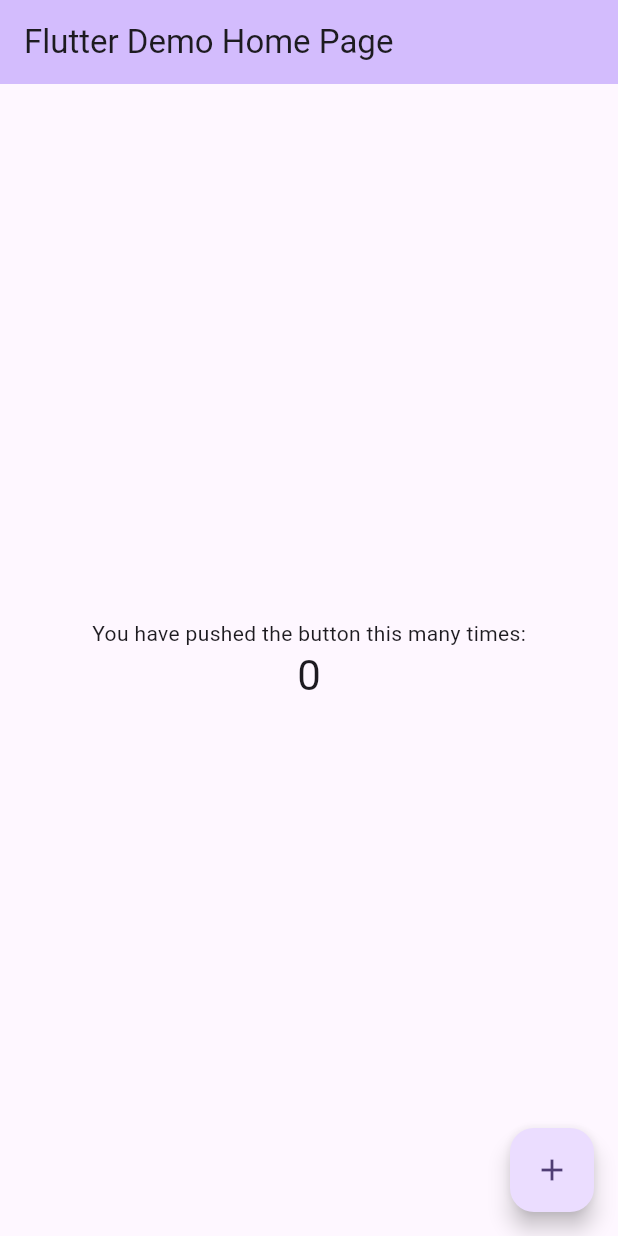
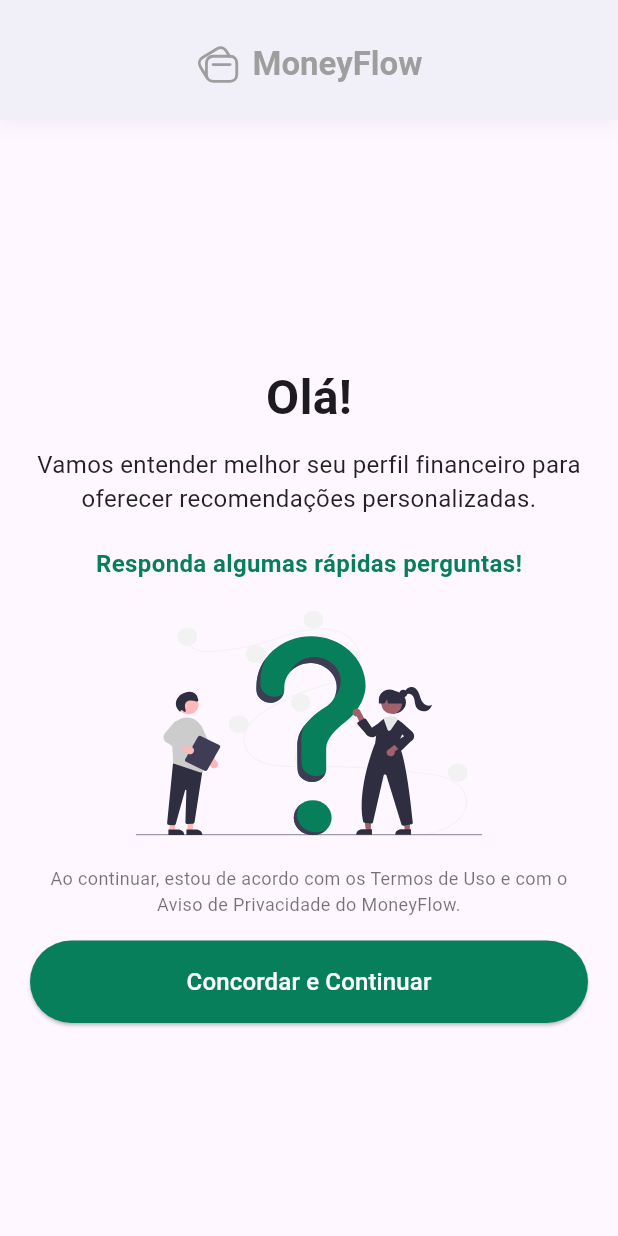
Before and after one commit to PedroHBarion/Money_Flow, a Flutter app: the screen it shows after launch, on a phone screen of 412 x 824 dp. Run offline on Flutter 3.47's test engine with Material 3 defaults, Android fonts, the phone set to English and light mode, and no system bars; our stand-ins replace flutter_svg.

Commit message:
feat: create_user_profile

```diff
--- a/app_money_flow/lib/main.dart
+++ b/app_money_flow/lib/main.dart
@@ -1,3 +1,4 @@
+import 'package:app_money_flow/src/pages/create_user_profile.dart';
 import 'package:flutter/material.dart';
 
 void main() {
@@ -7,116 +8,11 @@ void main() {
 class MyApp extends StatelessWidget {
   const MyApp({super.key});
 
-  // This widget is the root of your application.
   @override
   Widget build(BuildContext context) {
     return MaterialApp(
+      debugShowCheckedModeBanner: false,
       title: 'Flutter Demo',
-      theme: ThemeData(
-        // This is the theme of your application.
-        //
-        // TRY THIS: Try running your application with "flutter run". You'll see
-        // the application has a purple toolbar. Then, without quitting the app,
-        // try changing the seedColor in the colorScheme below to Colors.green
-        // and then invoke "hot reload" (save your changes or press the "hot
-        // reload" button in a Flutter-supported IDE, or press "r" if you used
-        // the command line to start the app).
-        //
-        // Notice that the counter didn't reset back to zero; the application
-        // state is not lost during the reload. To reset the state, use hot
-        // restart instead.
-        //
-        // This works for code too, not just values: Most code changes can be
-        // tested with just a hot reload.
-        colorScheme: ColorScheme.fromSeed(seedColor: Colors.deepPurple),
-      ),
-      home: const MyHomePage(title: 'Flutter Demo Home Page'),
-    );
+      home: CreateUserProfile());
   }
 }
-
-class MyHomePage extends StatefulWidget {
-  const MyHomePage({super.key, required this.title});
-
-  // This widget is the home page of your application. It is stateful, meaning
-  // that it has a State object (defined below) that contains fields that affect
-  // how it looks.
-
-  // This class is the configuration for the state. It holds the values (in this
-  // case the title) provided by the parent (in this case the App widget) and
-  // used by the build method of the State. Fields in a Widget subclass are
-  // always marked "final".
-
-  final String title;
-
-  @override
-  State<MyHomePage> createState() => _MyHomePageState();
-}
-
-class _MyHomePageState extends State<MyHomePage> {
-  int _counter = 0;
-
-  void _incrementCounter() {
-    setState(() {
-      // This call to setState tells the Flutter framework that something has
-      // changed in this State, which causes it to rerun the build method below
-      // so that the display can reflect the updated values. If we changed
-      // _counter without calling setState(), then the build method would not be
-      // called again, and so nothing would appear to happen.
-      _counter++;
-    });
-  }
-
-  @override
-  Widget build(BuildContext context) {
-    // This method is rerun every time setState is called, for instance as done
-    // by the _incrementCounter method above.
-    //
-    // The Flutter framework has been optimized to make rerunning build methods
-    // fast, so that you can just rebuild anything that needs updating rather
-    // than having to individually change instances of widgets.
-    return Scaffold(
-      appBar: AppBar(
-        // TRY THIS: Try changing the color here to a specific color (to
-        // Colors.amber, perhaps?) and trigger a hot reload to see the AppBar
-        // change color while the other colors stay the same.
-        backgroundColor: Theme.of(context).colorScheme.inversePrimary,
-        // Here we take the value from the MyHomePage object that was created by
-        // the App.build method, and use it to set our appbar title.
-        title: Text(widget.title),
-      ),
-      body: Center(
-        // Center is a layout widget. It takes a single child and positions it
-        // in the middle of the parent.
-        child: Column(
-          // Column is also a layout widget. It takes a list of children and
-          // arranges them vertically. By default, it sizes itself to fit its
-          // children horizontally, and tries to be as tall as its parent.
-          //
-          // Column has various properties to control how it sizes itself and
-          // how it positions its children. Here we use mainAxisAlignment to
-          // center the children vertically; the main axis here is the vertical
-          // axis because Columns are vertical (the cross axis would be
-          // horizontal).
-          //
-          // TRY THIS: Invoke "debug painting" (choose the "Toggle Debug Paint"
-          // action in the IDE, or press "p" in the console), to see the
-          // wireframe for each widget.
-          mainAxisAlignment: MainAxisAlignment.center,
-          children: <Widget>[
-            const Text('You have pushed the button this many times:'),
-            Text(
-              '$_counter',
-              style: Theme.of(context).textTheme.headlineMedium,
-            ),
-          ],
-        ),
-      ),
-      floatingActionButton: FloatingActionButton(
-        onPressed: _incrementCounter,
-        tooltip: 'Increment',
-        child: const Icon(Icons.add),
-      ), // This trailing comma makes auto-formatting nicer for build methods.
-    );
-  }
-}
--- /dev/null
+++ b/app_money_flow/lib/src/pages/create_user_profile.dart
@@ -0,0 +1,98 @@
+import 'package:flutter/material.dart';
+import 'package:flutter_svg/flutter_svg.dart';
+
+class CreateUserProfile extends StatelessWidget {
+  const CreateUserProfile({super.key});
+
+  @override
+  Widget build(BuildContext context) {
+    return Scaffold(
+    appBar: PreferredSize(
+    preferredSize: const Size.fromHeight(80), // Define a altura da AppBar
+    child: AppBar(
+      backgroundColor: Color.fromARGB(255, 255, 255, 255),
+      elevation: 4,
+      shadowColor: Colors.black12,
+      centerTitle: true,
+      title: Column(
+        children: [
+          const SizedBox(height: 30), // Adiciona espaçamento no topo
+          Row(
+            mainAxisSize: MainAxisSize.min,
+            children: [
+              SvgPicture.asset(
+                'assets/icons/Carteira.svg',
+                height: 30,
+                colorFilter: const ColorFilter.mode(Colors.grey, BlendMode.srcIn),
+              ),
+              const SizedBox(width: 8),
+              const Text(
+                'MoneyFlow',
+                style: TextStyle(
+                  fontSize: 22,
+                  fontWeight: FontWeight.bold,
+                  color: Colors.grey,
+                ),
+              ),
+            ],
+          ),
+        ],
+      ),),),
+
+      body: Padding(
+        padding: const EdgeInsets.symmetric(horizontal: 20, vertical: 40),
+        child: Column(
+          mainAxisAlignment: MainAxisAlignment.center,
+          crossAxisAlignment: CrossAxisAlignment.center,
+          children: [
+            const SizedBox(height: 20),
+            const Text(
+              'Olá!',
+              style: TextStyle(fontSize: 32, fontWeight: FontWeight.bold),
+            ),
+            const SizedBox(height: 10),
+            const Text(
+              'Vamos entender melhor seu perfil financeiro para oferecer recomendações personalizadas.',
+              textAlign: TextAlign.center,
+              style: TextStyle(fontSize: 16, color: Colors.black87),
+            ),
+            const SizedBox(height: 20),
+            const Text(
+              'Responda algumas rápidas perguntas!',
+              style: TextStyle(
+                fontSize: 16,
+                fontWeight: FontWeight.bold,
+                color: Color(0xFF087F5B),
+              ),
+            ),
+            const SizedBox(height: 20),
+            SvgPicture.asset('assets/images/Questions.svg', height: 150),
+            const SizedBox(height: 20),
+            const Text(
+              'Ao continuar, estou de acordo com os Termos de Uso e com o Aviso de Privacidade do MoneyFlow.',
+              textAlign: TextAlign.center,
+              style: TextStyle(fontSize: 12, color: Colors.black54),
+            ),
+            const SizedBox(height: 16),
+            SizedBox(
+              width: double.infinity,
+              child: ElevatedButton(
+                onPressed: () {
+                  // Navegação para próxima tela
+                },
+                style: ElevatedButton.styleFrom(
+                  backgroundColor: const Color(0xFF087F5B),
+                  padding: const EdgeInsets.symmetric(vertical: 16),
+                ),
+                child: const Text(
+                  'Concordar e Continuar',
+                  style: TextStyle(fontSize: 16, color: Colors.white),
+                ),
+              ),
+            ),
+          ],
+        ),
+      ),
+    );
+  }
+}
```
Also changed, not shown: app_money_flow/assets/icons/Carteira.svg (added), app_money_flow/assets/icons/icon_app_green.svg (deleted), app_money_flow/assets/images/Questions.svg (added), 3 other files.
